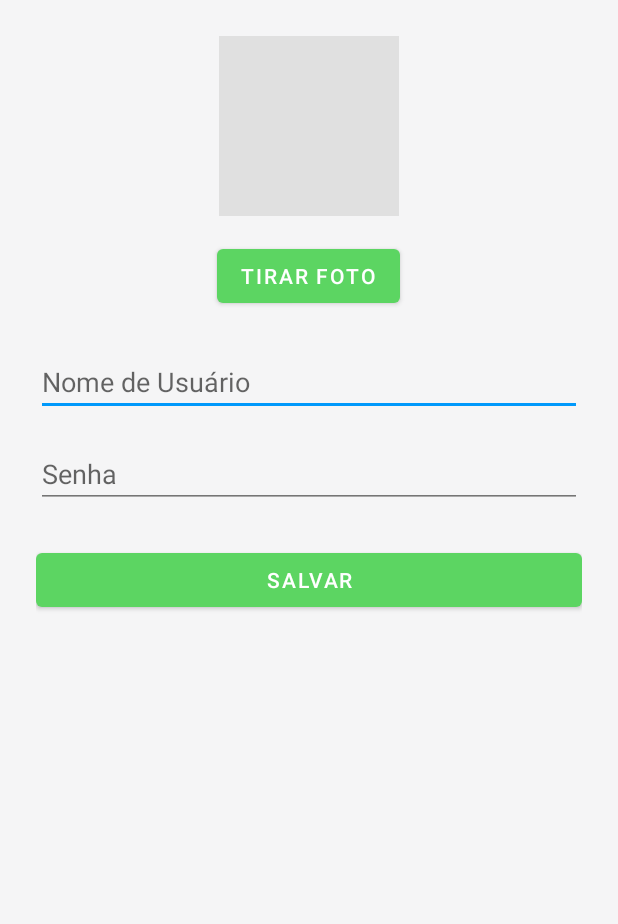
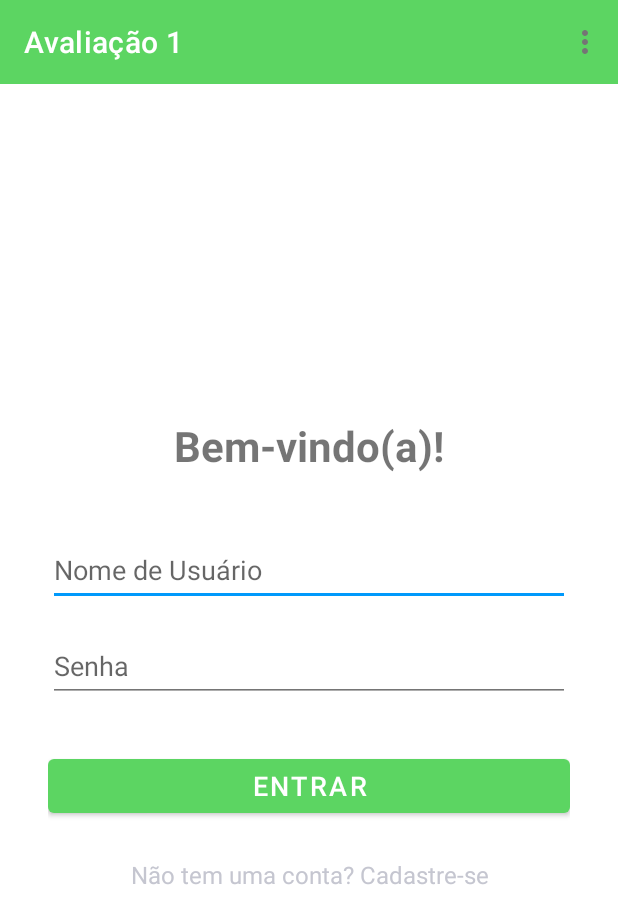
Before and after one commit to getHenrique/Avaliacao1-ProgMobile, an Android app: the screen it shows after launch (CadastroActivity before the commit, MainActivity after it), on a phone screen of 412 x 824 dp. Shown: the top 924 px of the screen. Run offline under Robolectric (Android 15) with nearby library versions, the light colour scheme and no system bars; our stand-ins replace Room's generated code.

Commit message:
implementação da interface e classe da tela de Login

```diff
--- a/app/src/main/AndroidManifest.xml
+++ b/app/src/main/AndroidManifest.xml
@@ -19,6 +19,11 @@
             android:exported="true"
             android:theme="@style/Theme.Avaliacao1"
             android:windowSoftInputMode="adjustResize">
+            <intent-filter>
+                <action android:name="android.intent.action.MAIN" />
+
+                <category android:name="android.intent.category.LAUNCHER" />
+            </intent-filter>
 
         </activity>
         <activity
@@ -29,11 +34,7 @@
             android:name=".view.CadastroActivity"
             android:exported="true"
             android:title="Cadastro de Usuário">
-            <intent-filter>
-                <action android:name="android.intent.action.MAIN" />
 
-                <category android:name="android.intent.category.LAUNCHER" />
-            </intent-filter>
         </activity>
         <provider
             android:name="androidx.core.content.FileProvider"
--- a/app/src/main/java/edu/facom/avaliacao1/MainActivity.java
+++ b/app/src/main/java/edu/facom/avaliacao1/MainActivity.java
@@ -4,19 +4,27 @@ import android.content.res.Configuration;
 import android.os.Bundle;
 import android.view.Menu;
 import android.view.MenuItem;
+import android.view.View;
+
 import androidx.annotation.NonNull;
 import androidx.appcompat.app.AppCompatActivity;
 import androidx.appcompat.app.AppCompatDelegate;
 import androidx.appcompat.widget.Toolbar;
 import androidx.fragment.app.Fragment;
+import androidx.fragment.app.FragmentTransaction;
+import androidx.lifecycle.ViewModelProvider;
 
 import com.google.android.material.bottomnavigation.BottomNavigationView;
 
 import edu.facom.avaliacao1.view.AttractionsFragment;
 import edu.facom.avaliacao1.view.BirdsFragment;
 import edu.facom.avaliacao1.view.FilterFragment;
+import edu.facom.avaliacao1.view.LoginFragment;
+import edu.facom.avaliacao1.viewmodel.CadastroViewModel;
 
 public class MainActivity extends AppCompatActivity {
+
+    private CadastroViewModel viewModel;
 
     @Override
     protected void onCreate(Bundle savedInstanceState) {
@@ -52,6 +60,29 @@ public class MainActivity extends AppCompatActivity {
         if (savedInstanceState == null) {
             bottomNav.setSelectedItemId(R.id.nav_filter);// Inicia no fragmento de filtro
         }
+
+        viewModel = new ViewModelProvider(this).get(CadastroViewModel.class);
+
+        viewModel.getUsuarioAtivo().observe(this, usuario -> {
+            if (usuario == null) {
+                // Sem sessão: Oculta o menu e bloqueia o acesso aos 3 fragmentos, redirecionando para o Login[cite: 1, 2]
+                bottomNav.setVisibility(View.GONE);
+                getSupportFragmentManager().beginTransaction()
+                        .replace(R.id.fragment_container, new LoginFragment())
+                        .commit();
+            } else {
+                // Com sessão: Liberta o acesso, mostra o menu de navegação[cite: 1, 2]
+                bottomNav.setVisibility(View.VISIBLE);
+
+                // Redireciona para o fragmento principal (FilterFragment) apenas se o ecrã atual for o LoginFragment
+                Fragment currentFragment = getSupportFragmentManager().findFragmentById(R.id.fragment_container);
+                if (currentFragment instanceof LoginFragment || currentFragment == null) {
+                    bottomNav.setSelectedItemId(R.id.nav_filter);
+                }
+
+                // TODO: Adicionar lógica para atualizar a Toolbar com o avatar em bytes (BLOB) e o nome do perfil[cite: 2]
+            }
+        });
     }
 
     //Uso do Toolbar e troca de modos
--- a/app/src/main/java/edu/facom/avaliacao1/model/UsuarioDao.java
+++ b/app/src/main/java/edu/facom/avaliacao1/model/UsuarioDao.java
@@ -17,4 +17,7 @@ public interface UsuarioDao {
     // Método útil para verificar se já existe o usuário ou fazer login futuro
     @Query("SELECT * FROM usuarios WHERE nomeUsuario = :nome LIMIT 1")
     Usuario buscarUsuarioPorNome(String nome);
+    // Método para validar login de usuario
+    @Query("SELECT * FROM usuarios WHERE nomeUsuario = :nome AND senha = :senhaCriptografada LIMIT 1")
+    Usuario validarLogin(String nome, String senhaCriptografada);
 }
--- /dev/null
+++ b/app/src/main/java/edu/facom/avaliacao1/view/LoginFragment.java
@@ -0,0 +1,55 @@
+package edu.facom.avaliacao1.view;
+import android.content.Intent;
+import android.os.Bundle;
+import android.view.LayoutInflater;
+import android.view.View;
+import android.view.ViewGroup;
+import android.widget.Button;
+import android.widget.EditText;
+import android.widget.TextView;
+import android.widget.Toast;
+
+import androidx.annotation.NonNull;
+import androidx.annotation.Nullable;
+import androidx.fragment.app.Fragment;
+
+import edu.facom.avaliacao1.R;
+import edu.facom.avaliacao1.viewmodel.CadastroViewModel;
+
+public class LoginFragment extends Fragment {
+    private CadastroViewModel viewModel;
+    private EditText editTextUsuario;
+    private EditText editTextSenha;
+    private Button btnEntrar;
+    private TextView textViewCadastrar;
+
+    @Nullable
+    @Override
+    public View onCreateView(@NonNull LayoutInflater inflater, @Nullable ViewGroup container, @Nullable Bundle savedInstanceState) {
+        View view = inflater.inflate(R.layout.fragment_login, container, false);
+
+        editTextUsuario = view.findViewById(R.id.edit_text_usuario);
+        editTextSenha = view.findViewById(R.id.edit_text_senha);
+        btnEntrar = view.findViewById(R.id.btn_entrar);
+        textViewCadastrar = view.findViewById(R.id.text_view_cadastrar);
+
+        btnEntrar.setOnClickListener(v -> {
+            String usuario = editTextUsuario.getText().toString();
+            String senha = editTextSenha.getText().toString();
+
+            if (usuario.isEmpty() || senha.isEmpty()) {
+                Toast.makeText(getContext(), "Por favor, preencha todos os campos.", Toast.LENGTH_SHORT).show();
+            } else {
+                viewModel.fazerLogin(usuario, senha);
+            }
+        });
+
+        textViewCadastrar.setOnClickListener(v -> {
+            Intent intent = new Intent(getActivity(), CadastroActivity.class);
+            intent.putExtra("MODO_TELA", "CADASTRO");
+            startActivity(intent);
+        });
+
+        return view;
+    }
+}
--- a/app/src/main/java/edu/facom/avaliacao1/viewmodel/CadastroViewModel.java
+++ b/app/src/main/java/edu/facom/avaliacao1/viewmodel/CadastroViewModel.java
@@ -16,6 +16,7 @@ import edu.facom.avaliacao1.model.UsuarioDao;
 
 public class CadastroViewModel extends AndroidViewModel {
 
+    private MutableLiveData<Usuario> usuarioAtivo = new MutableLiveData<>();
     private UsuarioDao usuarioDao;
     private final ExecutorService executorService;
 
@@ -29,6 +30,7 @@ public class CadastroViewModel extends AndroidViewModel {
 
         // Executor para rodar as tarefas de banco de dados fora da Thread Principal (UI Thread)
         executorService = Executors.newSingleThreadExecutor();
+        usuarioAtivo.setValue(null);
     }
 
     // A View irá "observar" esse método
@@ -57,4 +59,19 @@ public class CadastroViewModel extends AndroidViewModel {
             }
         });
     }
+    public LiveData<Usuario> getUsuarioAtivo() {
+        return usuarioAtivo;
+    }
+
+    public void fazerLogin(String nome, String senhaDigitada) {
+        executorService.execute(() -> {
+            try {
+                String senhaCriptografada = CriptografiaUtils.gerarHashSenha(senhaDigitada);
+                Usuario usuarioEncontrado = usuarioDao.validarLogin(nome, senhaCriptografada);
+                usuarioAtivo.postValue(usuarioEncontrado);
+            } catch (Exception e) {
+                usuarioAtivo.postValue(null);
+            }
+        });
+    }
 }
--- /dev/null
+++ b/app/src/main/res/layout/fragment_login.xml
@@ -0,0 +1,58 @@
+<?xml version="1.0" encoding="utf-8"?>
+<LinearLayout xmlns:android="http://schemas.android.com/apk/res/android"
+    android:layout_width="match_parent"
+    android:layout_height="match_parent"
+    android:orientation="vertical"
+    android:padding="32dp"
+    android:gravity="center"
+    android:background="@android:color/white">
+
+    <TextView
+        android:layout_width="match_parent"
+        android:layout_height="wrap_content"
+        android:text="Bem-vindo(a)!"
+        android:textSize="28sp"
+        android:textStyle="bold"
+        android:textAlignment="center"
+        android:layout_marginBottom="40dp" />
+
+    <EditText
+        android:id="@+id/edit_text_usuario"
+        android:layout_width="match_parent"
+        android:layout_height="wrap_content"
+        android:hint="Nome de Usuário"
+        android:inputType="text"
+        android:minHeight="48dp"
+        android:layout_marginBottom="16dp" />
+
+    <EditText
+        android:id="@+id/edit_text_senha"
+        android:layout_width="match_parent"
+        android:layout_height="wrap_content"
+        android:hint="Senha"
+        android:inputType="textPassword"
+        android:minHeight="48dp"
+        android:layout_marginBottom="32dp" />
+
+    <Button
+        android:id="@+id/btn_entrar"
+        android:layout_width="match_parent"
+        android:layout_height="wrap_content"
+        android:text="Entrar"
+        android:textSize="18sp"
+        android:minHeight="48dp"
+        android:layout_marginBottom="16dp" />
+
+    <TextView
+        android:id="@+id/text_view_cadastrar"
+        android:layout_width="match_parent"
+        android:layout_height="wrap_content"
+        android:text="Não tem uma conta? Cadastre-se"
+        android:textAlignment="center"
+        android:textColor="@android:color/system_control_normal_dark"
+        android:textSize="16sp"
+        android:clickable="true"
+        android:focusable="true"
+        android:padding="8dp" />
+
+</LinearLayout>
```
